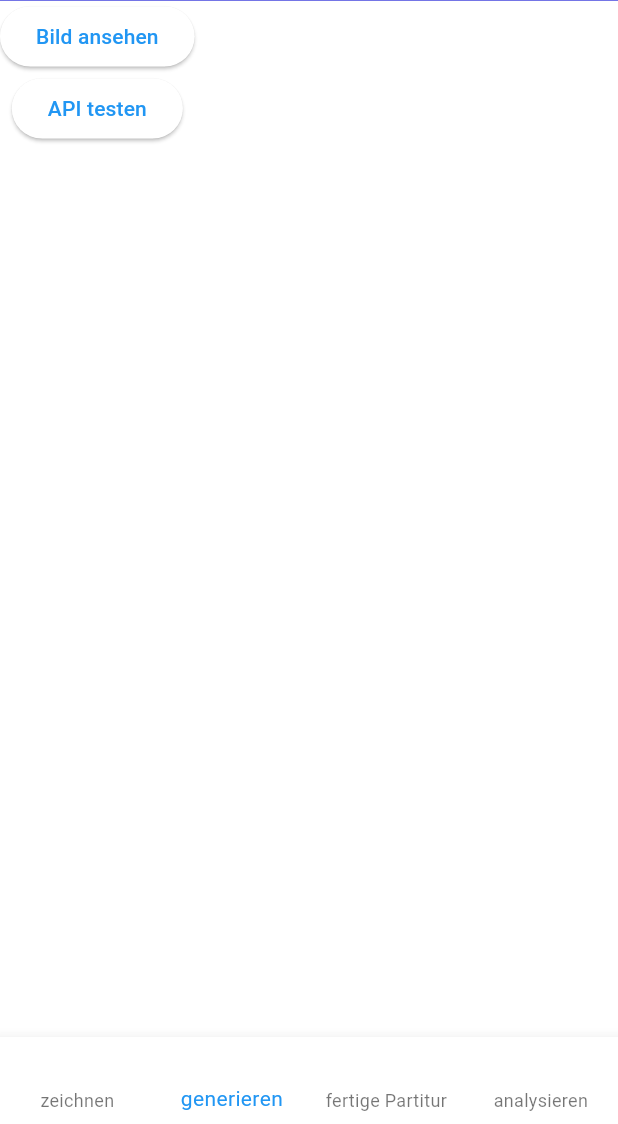
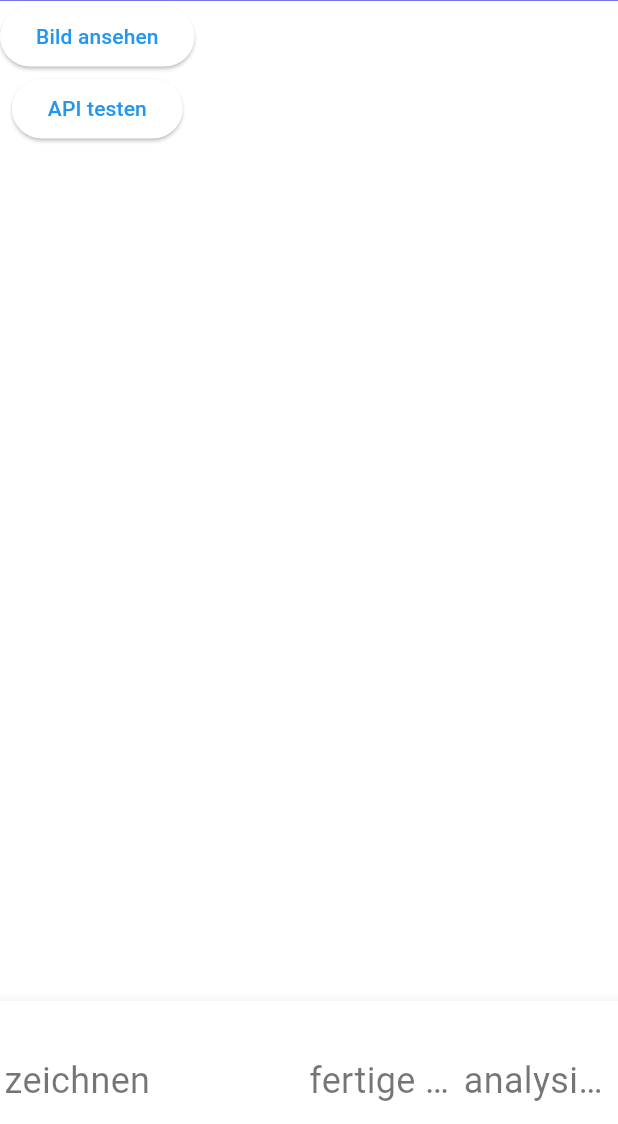
Before and after one commit to disC-SketchySounds/flutter_app, a Flutter app: the HomeView screen opened directly, after a tap on "analysieren", on a phone screen of 412 x 824 dp, the part 112-1236 px from its top. Run offline on Flutter 3.47's test engine with Material 3 defaults, Android fonts, the phone set to English and light mode, and no system bars; Roboto replaces fonts that are missing (Compagnon); statements that could not run were skipped.

Commit message:
Fixed issue where bottom unselected bottom  nav bar items were invisible.

```diff
--- a/lib/resources/app_colors.dart
+++ b/lib/resources/app_colors.dart
@@ -6,5 +6,6 @@ class AppColors {
   static const Color yellow = Color(0xFFFFC700);
 
   static const Color black = Color(0xFF000000);
+  static const Color gray = Color(0xFF4D4D4D);
   static const Color white = Color(0xFFFFFFFF);
 }
--- a/lib/views/home_view.dart
+++ b/lib/views/home_view.dart
@@ -56,6 +56,10 @@ class _HomeViewState extends State<HomeView> {
       ),
       body: _views.elementAt(_selectedIndex),
       bottomNavigationBar: BottomNavigationBar(
+        selectedItemColor: AppColors.white,
+        selectedFontSize: 24,
+        unselectedItemColor: AppColors.grey,
+        unselectedFontSize: 24,
         type: BottomNavigationBarType.fixed,
         currentIndex: _selectedIndex,
         items: const <BottomNavigationBarItem> [
```
